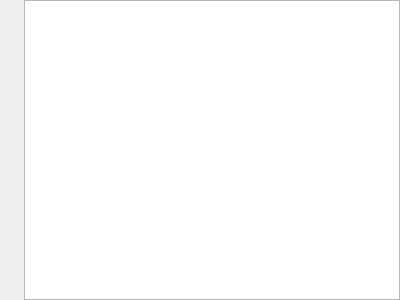
First picture: the form in src/airunner/components/document_editor/gui/templates/document_editor.ui, repository Capsize-Games/airunner, before the edit.
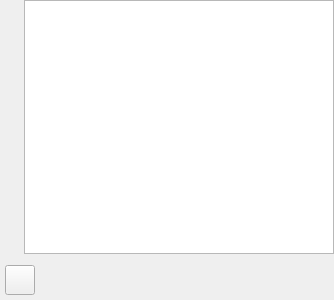
Second picture: the form after the edit. Icons and pictures are not drawn.

Commit message: fixes #1727 adds aiblity to run script to document editor

```diff
--- a/src/airunner/components/document_editor/gui/templates/document_editor.ui
+++ b/src/airunner/components/document_editor/gui/templates/document_editor.ui
@@ -6,7 +6,7 @@
    <rect>
     <x>0</x>
     <y>0</y>
-    <width>400</width>
+    <width>334</width>
     <height>300</height>
    </rect>
   </property>
@@ -34,6 +34,61 @@
    <item row="0" column="1">
     <widget class="QPlainTextEdit" name="editor"/>
    </item>
+   <item row="1" column="0" colspan="2">
+    <layout class="QHBoxLayout" name="horizontalLayout_2">
+     <property name="leftMargin">
+      <number>5</number>
+     </property>
+     <property name="topMargin">
+      <number>5</number>
+     </property>
+     <property name="rightMargin">
+      <number>5</number>
+     </property>
+     <property name="bottomMargin">
+      <number>5</number>
+     </property>
+     <item>
+      <widget class="QPushButton" name="run_button">
+       <property name="minimumSize">
+        <size>
+         <width>30</width>
+         <height>30</height>
+        </size>
+       </property>
+       <property name="maximumSize">
+        <size>
+         <width>30</width>
+         <height>30</height>
+        </size>
+       </property>
+       <property name="toolTip">
+        <string>Run script</string>
+       </property>
+       <property name="text">
+        <string/>
+       </property>
+       <property name="icon">
+        <iconset resource="../../../../gui/resources/feather.qrc">
+         <normaloff>:/dark/icons/feather/dark/play.svg</normaloff>:/dark/icons/feather/dark/play.svg</iconset>
+       </property>
+      </widget>
+     </item>
+     <item>
+      <spacer name="horizontalSpacer_2">
+       <property name="orientation">
+        <enum>Qt::Orientation::Horizontal</enum>
+       </property>
+       <property name="sizeHint" stdset="0">
+        <size>
+         <width>40</width>
+         <height>20</height>
+        </size>
+       </property>
+      </spacer>
+     </item>
+    </layout>
+   </item>
   </layout>
  </widget>
  <resources/>
```
Left out of the diff: 4 changed lines with no effect on the pictures. The commit also changes 7 other files.
